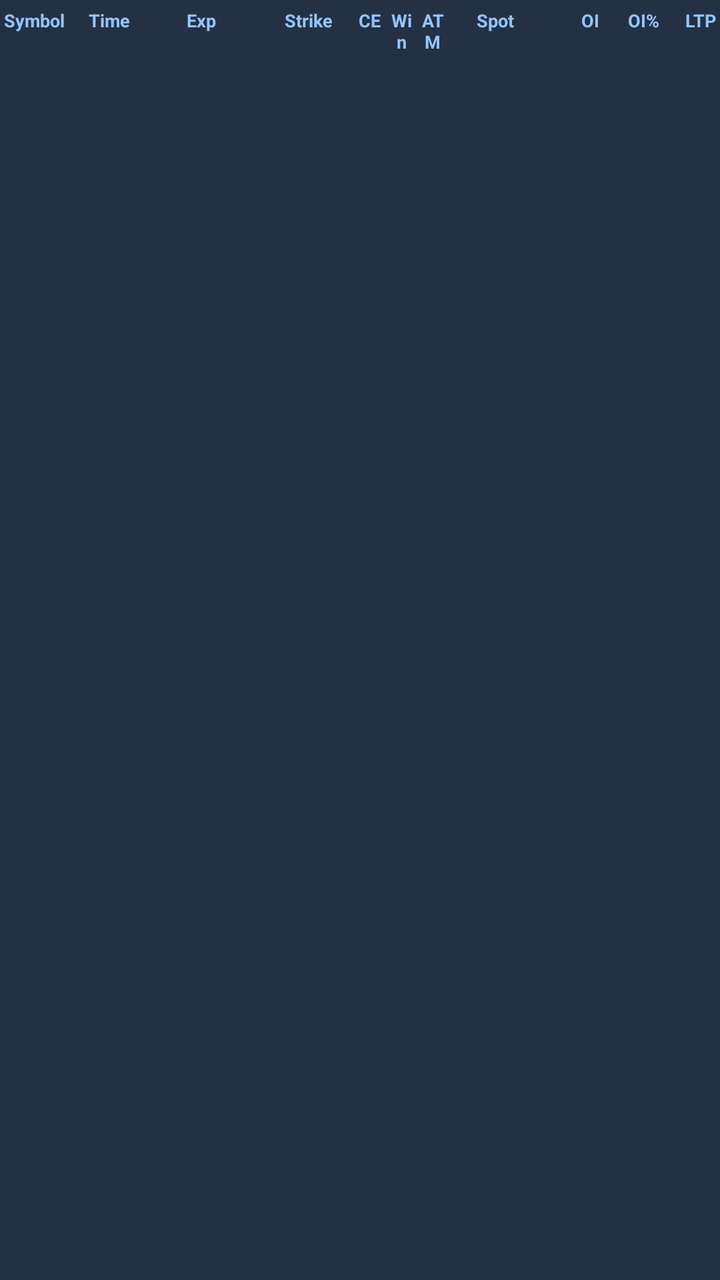
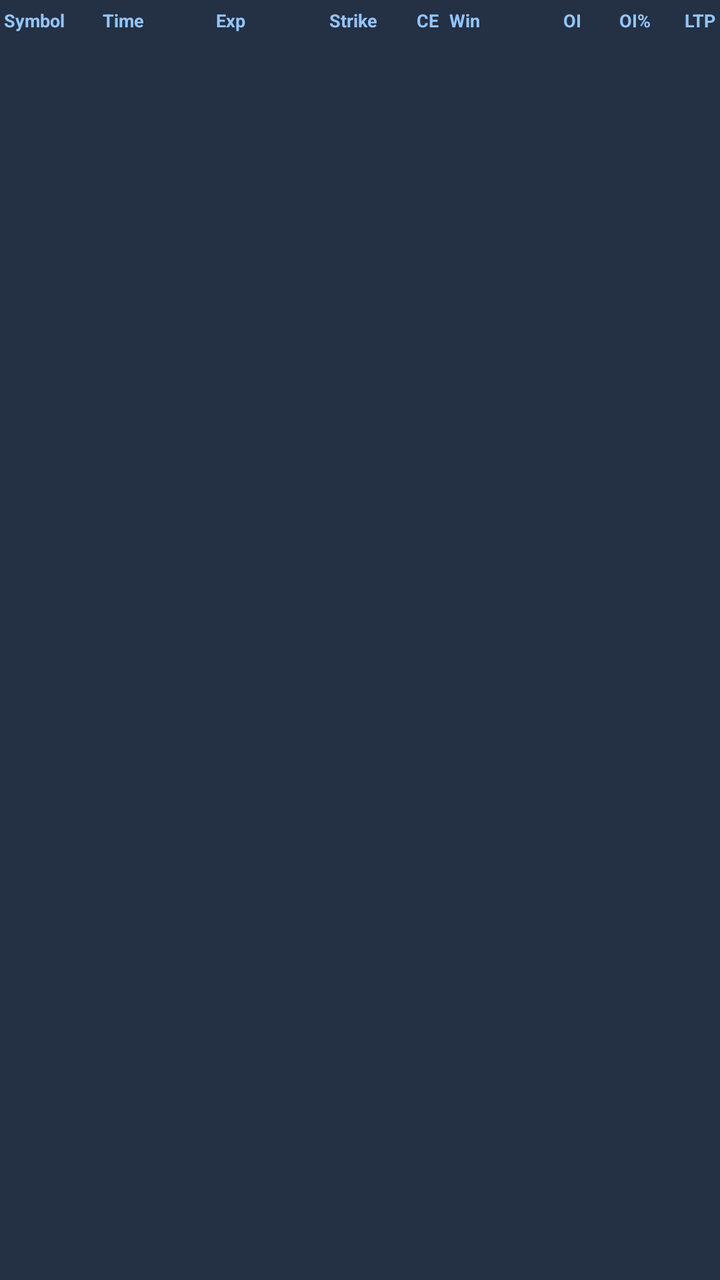

An Android layout rendered at two revisions. The XML below is the earlier revision; the diff shows what the commit changed to produce the second picture.
<!-- AndroidManifest.xml: application theme Theme.OISpikeDetector -->
<!-- res/layout/table_header.xml -->
<?xml version="1.0" encoding="utf-8"?>
<LinearLayout xmlns:android="http://schemas.android.com/apk/res/android"
    android:layout_width="match_parent"
    android:layout_height="wrap_content"
    android:orientation="horizontal"
    android:paddingTop="4dp"
    android:paddingBottom="4dp"
    android:paddingLeft="2dp"
    android:paddingRight="2dp"
    android:background="#243044">

    <TextView android:id="@+id/hdrSymbol" android:layout_width="0dp" android:layout_height="wrap_content"
        android:layout_weight="1.0" android:text="Symbol" android:textColor="#93C5FD" android:textSize="9sp" android:textStyle="bold" />
    <TextView android:id="@+id/hdrTime" android:layout_width="0dp" android:layout_height="wrap_content"
        android:layout_weight="1.15" android:text="Time" android:textColor="#93C5FD" android:textSize="9sp" android:textStyle="bold" />
    <TextView android:id="@+id/hdrExpiry" android:layout_width="0dp" android:layout_height="wrap_content"
        android:layout_weight="1.15" android:text="Exp" android:textColor="#93C5FD" android:textSize="9sp" android:textStyle="bold" />
    <TextView android:id="@+id/hdrStrike" android:layout_width="0dp" android:layout_height="wrap_content"
        android:layout_weight="0.8" android:text="Strike" android:textColor="#93C5FD" android:textSize="9sp" android:textStyle="bold" />
    <TextView android:id="@+id/hdrType" android:layout_width="0dp" android:layout_height="wrap_content"
        android:layout_weight="0.4" android:text="CE" android:textColor="#93C5FD" android:textSize="9sp" android:textStyle="bold" android:gravity="center" />
    <TextView android:id="@+id/hdrWin" android:layout_width="0dp" android:layout_height="wrap_content"
        android:layout_weight="0.35" android:text="Win" android:textColor="#93C5FD" android:textSize="9sp" android:textStyle="bold" android:gravity="center" />
    <TextView android:id="@+id/hdrAtm" android:layout_width="0dp" android:layout_height="wrap_content"
        android:layout_weight="0.4" android:text="ATM" android:textColor="#93C5FD" android:textSize="9sp" android:textStyle="bold" android:gravity="center" />
    <TextView android:id="@+id/hdrSpot" android:layout_width="0dp" android:layout_height="wrap_content"
        android:layout_weight="0.75" android:text="Spot" android:textColor="#93C5FD" android:textSize="9sp" android:textStyle="bold" android:gravity="end" />
    <TextView android:id="@+id/hdrOi" android:layout_width="0dp" android:layout_height="wrap_content"
        android:layout_weight="1.0" android:text="OI" android:textColor="#93C5FD" android:textSize="9sp" android:textStyle="bold" android:gravity="end" />
    <TextView android:id="@+id/hdrOiPct" android:layout_width="0dp" android:layout_height="wrap_content"
        android:layout_weight="0.7" android:text="OI%" android:textColor="#93C5FD" android:textSize="9sp" android:textStyle="bold" android:gravity="end" />
    <TextView android:id="@+id/hdrLtp" android:layout_width="0dp" android:layout_height="wrap_content"
        android:layout_weight="0.65" android:text="LTP" android:textColor="#93C5FD" android:textSize="9sp" android:textStyle="bold" android:gravity="end" />
</LinearLayout>
<!-- resources referenced by this layout -->
<resources>
  <style name="Theme.OISpikeDetector" parent="Theme.AppCompat.DayNight.DarkActionBar">
          <item name="colorPrimary">#3B82F6</item>
          <item name="colorPrimaryDark">#1D4ED8</item>
          <item name="colorAccent">#3B82F6</item>
          <item name="android:statusBarColor">#0F1419</item>
          <item name="android:windowBackground">#0F1419</item>
      </style>
</resources>

<!-- the commit's change to res/layout/table_header.xml (unified diff, before → after) -->
@@ -21,10 +21,6 @@
         android:layout_weight="0.4" android:text="CE" android:textColor="#93C5FD" android:textSize="9sp" android:textStyle="bold" android:gravity="center" />
     <TextView android:id="@+id/hdrWin" android:layout_width="0dp" android:layout_height="wrap_content"
         android:layout_weight="0.35" android:text="Win" android:textColor="#93C5FD" android:textSize="9sp" android:textStyle="bold" android:gravity="center" />
-    <TextView android:id="@+id/hdrAtm" android:layout_width="0dp" android:layout_height="wrap_content"
-        android:layout_weight="0.4" android:text="ATM" android:textColor="#93C5FD" android:textSize="9sp" android:textStyle="bold" android:gravity="center" />
-    <TextView android:id="@+id/hdrSpot" android:layout_width="0dp" android:layout_height="wrap_content"
-        android:layout_weight="0.75" android:text="Spot" android:textColor="#93C5FD" android:textSize="9sp" android:textStyle="bold" android:gravity="end" />
     <TextView android:id="@+id/hdrOi" android:layout_width="0dp" android:layout_height="wrap_content"
         android:layout_weight="1.0" android:text="OI" android:textColor="#93C5FD" android:textSize="9sp" android:textStyle="bold" android:gravity="end" />
     <TextView android:id="@+id/hdrOiPct" android:layout_width="0dp" android:layout_height="wrap_content"
